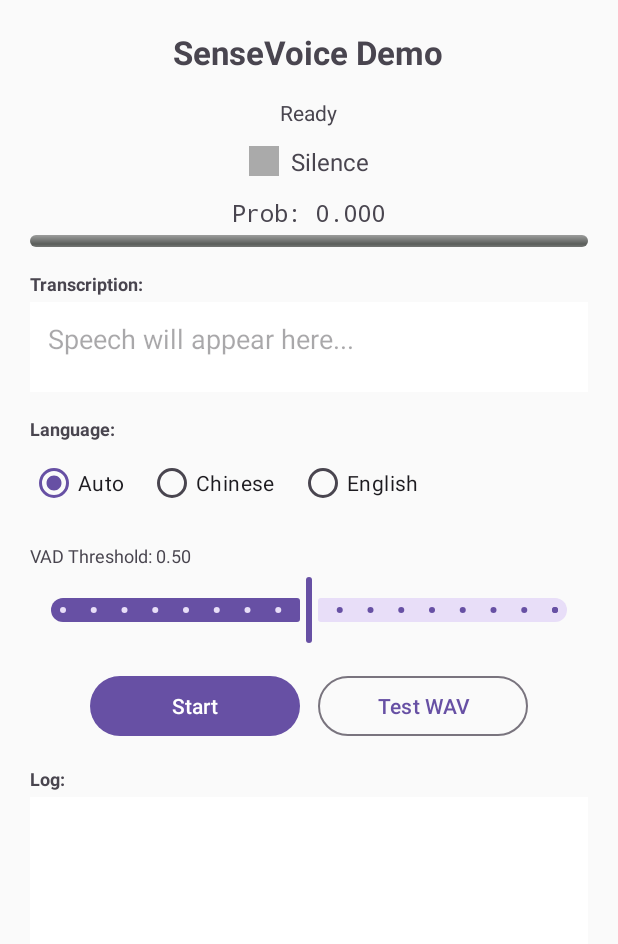
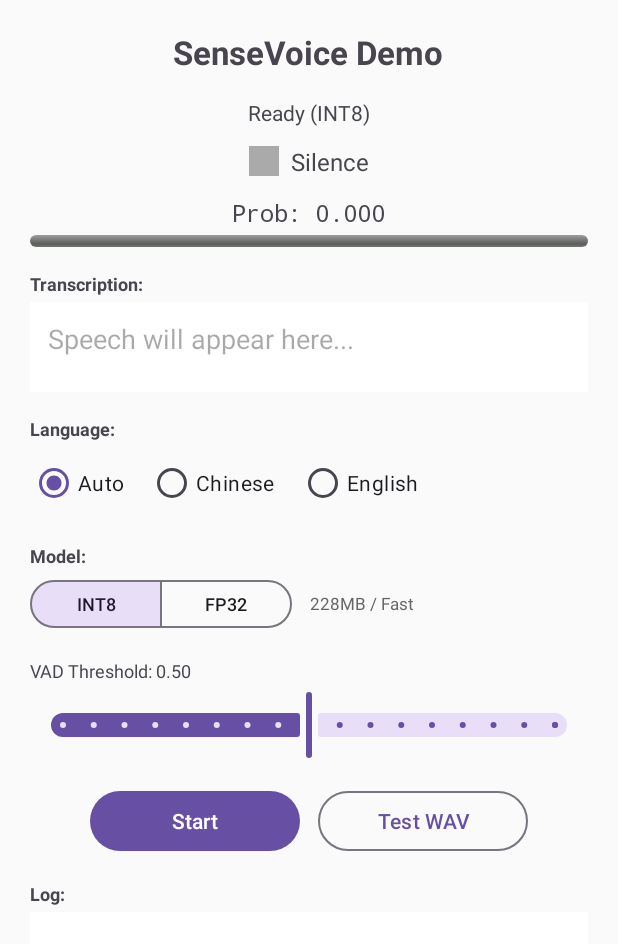
Before and after one commit to JackCaow/sherpa-sensevoice-android, an Android app: the screen it shows after launch (MainActivity), on a phone screen of 412 x 824 dp. Shown: the top 944 px of the screen. Run offline under Robolectric (Android 15) with nearby library versions, the phone set to English and light mode, and no system bars; 4 statements that could not run were skipped.

Commit message:
feat: Add INT8/FP32 model switching and remove unused native libs
- Add model selection toggle in UI (INT8 fast / FP32 accurate)
- Support hot-switching between INT8 (228MB) and FP32 (894MB) models
- Remove unused native libraries to reduce APK size (~4.5MB saved):
  - libsherpa-onnx-c-api.so
  - libsherpa-onnx-cxx-api.so
  - README.md

```diff
--- a/app/src/main/java/com/example/vaddemo/SenseVoice.kt
+++ b/app/src/main/java/com/example/vaddemo/SenseVoice.kt
@@ -6,21 +6,33 @@
 
 /**
  * SenseVoice ASR wrapper using sherpa-onnx native library
- *
- * This uses the native C++ implementation which is 10-50x faster
- * than pure Java ONNX Runtime.
+ * Supports switching between INT8 and FP32 models
  */
 class SenseVoice(private val context: Context) {
     companion object {
         private const val TAG = "SenseVoice"
         const val SAMPLE_RATE = 16000
+
+        const val MODEL_INT8 = 0
+        const val MODEL_FP32 = 1
     }
 
     private var recognizer: OfflineRecognizer? = null
+    private var currentModelType: Int = MODEL_INT8
 
-    fun initialize(): Boolean {
+    fun initialize(modelType: Int = MODEL_INT8): Boolean {
         return try {
-            Log.d(TAG, "Initializing SenseVoice with sherpa-onnx native lib...")
+            // Release existing recognizer if switching models
+            recognizer?.release()
+            recognizer = null
+
+            currentModelType = modelType
+            val modelFile = when (modelType) {
+                MODEL_FP32 -> "sense_voice_fp32.onnx"
+                else -> "sense_voice_int8.onnx"
+            }
+
+            Log.d(TAG, "Initializing SenseVoice with $modelFile...")
 
             val config = OfflineRecognizerConfig(
                 featConfig = FeatureConfig(
@@ -29,7 +41,7 @@
                 ),
                 modelConfig = OfflineModelConfig(
                     senseVoice = OfflineSenseVoiceModelConfig(
-                        model = "sense_voice.onnx",
+                        model = modelFile,
                         language = "",  // auto-detect
                         useInverseTextNormalization = true
                     ),
@@ -46,7 +58,7 @@
                 config = config
             )
 
-            Log.d(TAG, "SenseVoice initialized successfully")
+            Log.d(TAG, "SenseVoice initialized with ${getModelName()}")
             true
         } catch (e: Exception) {
             Log.e(TAG, "Failed to initialize SenseVoice: ${e.message}", e)
@@ -54,17 +66,21 @@
         }
     }
 
+    fun getModelType(): Int = currentModelType
+
+    fun getModelName(): String = when (currentModelType) {
+        MODEL_FP32 -> "FP32 (894MB)"
+        else -> "INT8 (228MB)"
+    }
+
     /**
      * Transcribe audio samples to text
-     * @param audioSamples PCM audio samples (16kHz, mono, float [-1, 1])
-     * @param language Language code ("zh", "en", "ja", "ko", "yue") or empty for auto
-     * @return TranscribeResult with text and inference time
      */
     fun transcribe(audioSamples: FloatArray, language: Int = 0): TranscribeResult {
         val rec = recognizer ?: return TranscribeResult("", 0L)
 
         val startTime = System.currentTimeMillis()
-        Log.d(TAG, ">>> Starting transcribe, samples: ${audioSamples.size}, duration: ${audioSamples.size / 16000f}s")
+        Log.d(TAG, ">>> Transcribe [${getModelName()}], samples: ${audioSamples.size}")
 
         try {
             val stream = rec.createStream()
@@ -75,9 +91,7 @@
             stream.release()
 
             val elapsed = System.currentTimeMillis() - startTime
-            Log.d(TAG, ">>> Transcribe done in ${elapsed}ms")
-            Log.d(TAG, ">>> Result: ${result.text}")
-            Log.d(TAG, ">>> Language: ${result.lang}, Emotion: ${result.emotion}, Event: ${result.event}")
+            Log.d(TAG, ">>> Done in ${elapsed}ms: ${result.text}")
 
             return TranscribeResult(result.text, elapsed)
         } catch (e: Exception) {
--- a/app/src/main/res/layout/activity_main.xml
+++ b/app/src/main/res/layout/activity_main.xml
@@ -133,6 +133,57 @@
                 android:layout_marginStart="16dp" />
         </RadioGroup>
 
+        <!-- Model Selection -->
+        <TextView
+            android:layout_width="wrap_content"
+            android:layout_height="wrap_content"
+            android:text="Model:"
+            android:textSize="12sp"
+            android:textStyle="bold"
+            android:layout_marginBottom="4dp" />
+
+        <LinearLayout
+            android:layout_width="match_parent"
+            android:layout_height="wrap_content"
+            android:orientation="horizontal"
+            android:gravity="center_vertical"
+            android:layout_marginBottom="16dp">
+
+            <com.google.android.material.button.MaterialButtonToggleGroup
+                android:id="@+id/toggleModel"
+                android:layout_width="wrap_content"
+                android:layout_height="wrap_content"
+                app:singleSelection="true"
+                app:selectionRequired="true">
+
+                <com.google.android.material.button.MaterialButton
+                    android:id="@+id/btnInt8"
+                    android:layout_width="wrap_content"
+                    android:layout_height="40dp"
+                    android:text="INT8"
+                    android:textSize="12sp"
+                    style="@style/Widget.Material3.Button.OutlinedButton" />
+
+                <com.google.android.material.button.MaterialButton
+                    android:id="@+id/btnFp32"
+                    android:layout_width="wrap_content"
+                    android:layout_height="40dp"
+                    android:text="FP32"
+                    android:textSize="12sp"
+                    style="@style/Widget.Material3.Button.OutlinedButton" />
+
+            </com.google.android.material.button.MaterialButtonToggleGroup>
+
+            <TextView
+                android:id="@+id/tvModelInfo"
+                android:layout_width="wrap_content"
+                android:layout_height="wrap_content"
+                android:text="228MB / Fast"
+                android:textSize="11sp"
+                android:layout_marginStart="12dp"
+                android:textColor="#666666" />
+        </LinearLayout>
+
         <!-- Threshold Slider -->
         <TextView
             android:id="@+id/tvThreshold"
--- a/gradle.properties
+++ b/gradle.properties
@@ -1,4 +1,4 @@
-org.gradle.jvmargs=-Xmx2048m -Dfile.encoding=UTF-8
+org.gradle.jvmargs=-Xmx4096m -Dfile.encoding=UTF-8
 android.useAndroidX=true
 kotlin.code.style=official
 android.nonTransitiveRClass=true
```
Also changed, not shown: app/src/main/java/com/example/vaddemo/MainActivity.kt (+59 -3 lines), 2 other files.
